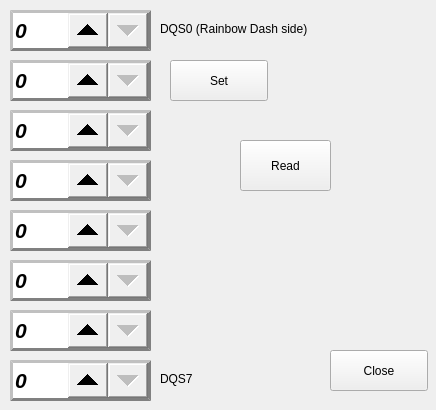
krontech/chronos-cam-app, file src/ramwindow.ui: the form before one commit.
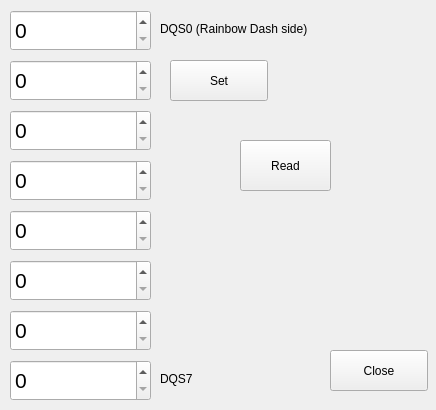
The form after the commit.

```diff
--- a/src/ramwindow.ui
+++ b/src/ramwindow.ui
@@ -63,17 +63,13 @@
    <property name="font">
     <font>
      <pointsize>16</pointsize>
-     <weight>75</weight>
-     <italic>true</italic>
-     <bold>true</bold>
+     <weight>50</weight>
+     <italic>false</italic>
+     <bold>false</bold>
     </font>
    </property>
    <property name="styleSheet">
-    <string notr="true">QSpinBox { border: 3px outset grey;padding-right: 40px;}  
-
-QSpinBox::up-button { subcontrol-position: right; right: 40px; width: 40px; height: 35px;}
-
-QSpinBox::down-button { subcontrol-position: right; width: 40px; height: 35px;}</string>
+    <string notr="true"/>
    </property>
   </widget>
   <widget class="QSpinBox" name="spinRPT1">
@@ -100,17 +96,13 @@
    <property name="font">
     <font>
      <pointsize>16</pointsize>
-     <weight>75</weight>
-     <italic>true</italic>
-     <bold>true</bold>
+     <weight>50</weight>
+     <italic>false</italic>
+     <bold>false</bold>
     </font>
    </property>
    <property name="styleSheet">
-    <string notr="true">QSpinBox { border: 3px outset grey;padding-right: 40px;}  
-
-QSpinBox::up-button { subcontrol-position: right; right: 40px; width: 40px; height: 35px;}
-
-QSpinBox::down-button { subcontrol-position: right; width: 40px; height: 35px;}</string>
+    <string notr="true"/>
    </property>
   </widget>
   <widget class="QSpinBox" name="spinRPT2">
@@ -137,17 +129,13 @@
    <property name="font">
     <font>
      <pointsize>16</pointsize>
-     <weight>75</weight>
-     <italic>true</italic>
-     <bold>true</bold>
+     <weight>50</weight>
+     <italic>false</italic>
+     <bold>false</bold>
     </font>
    </property>
    <property name="styleSheet">
-    <string notr="true">QSpinBox { border: 3px outset grey;padding-right: 40px;}  
-
-QSpinBox::up-button { subcontrol-position: right; right: 40px; width: 40px; height: 35px;}
-
-QSpinBox::down-button { subcontrol-position: right; width: 40px; height: 35px;}</string>
+    <string notr="true"/>
    </property>
   </widget>
   <widget class="QSpinBox" name="spinRPT3">
@@ -174,17 +162,13 @@
    <property name="font">
     <font>
      <pointsize>16</pointsize>
-     <weight>75</weight>
-     <italic>true</italic>
-     <bold>true</bold>
+     <weight>50</weight>
+     <italic>false</italic>
+     <bold>false</bold>
     </font>
    </property>
    <property name="styleSheet">
-    <string notr="true">QSpinBox { border: 3px outset grey;padding-right: 40px;}  
-
-QSpinBox::up-button { subcontrol-position: right; right: 40px; width: 40px; height: 35px;}
-
-QSpinBox::down-button { subcontrol-position: right; width: 40px; height: 35px;}</string>
+    <string notr="true"/>
    </property>
   </widget>
   <widget class="QSpinBox" name="spinRPT4">
@@ -211,17 +195,13 @@
    <property name="font">
     <font>
      <pointsize>16</pointsize>
-     <weight>75</weight>
-     <italic>true</italic>
-     <bold>true</bold>
+     <weight>50</weight>
+     <italic>false</italic>
+     <bold>false</bold>
     </font>
    </property>
    <property name="styleSheet">
-    <string notr="true">QSpinBox { border: 3px outset grey;padding-right: 40px;}  
-
-QSpinBox::up-button { subcontrol-position: right; right: 40px; width: 40px; height: 35px;}
-
-QSpinBox::down-button { subcontrol-position: right; width: 40px; height: 35px;}</string>
+    <string notr="true"/>
    </property>
   </widget>
   <widget class="QSpinBox" name="spinRPT5">
@@ -248,17 +228,13 @@
    <property name="font">
     <font>
      <pointsize>16</pointsize>
-     <weight>75</weight>
-     <italic>true</italic>
-     <bold>true</bold>
+     <weight>50</weight>
+     <italic>false</italic>
+     <bold>false</bold>
     </font>
    </property>
    <property name="styleSheet">
-    <string notr="true">QSpinBox { border: 3px outset grey;padding-right: 40px;}  
-
-QSpinBox::up-button { subcontrol-position: right; right: 40px; width: 40px; height: 35px;}
-
-QSpinBox::down-button { subcontrol-position: right; width: 40px; height: 35px;}</string>
+    <string notr="true"/>
    </property>
   </widget>
   <widget class="QSpinBox" name="spinRPT6">
@@ -285,17 +261,13 @@
    <property name="font">
     <font>
      <pointsize>16</pointsize>
-     <weight>75</weight>
-     <italic>true</italic>
-     <bold>true</bold>
+     <weight>50</weight>
+     <italic>false</italic>
+     <bold>false</bold>
     </font>
    </property>
    <property name="styleSheet">
-    <string notr="true">QSpinBox { border: 3px outset grey;padding-right: 40px;}  
-
-QSpinBox::up-button { subcontrol-position: right; right: 40px; width: 40px; height: 35px;}
-
-QSpinBox::down-button { subcontrol-position: right; width: 40px; height: 35px;}</string>
+    <string notr="true"/>
    </property>
   </widget>
   <widget class="QSpinBox" name="spinRPT7">
@@ -322,17 +294,13 @@
    <property name="font">
     <font>
      <pointsize>16</pointsize>
-     <weight>75</weight>
-     <italic>true</italic>
-     <bold>true</bold>
+     <weight>50</weight>
+     <italic>false</italic>
+     <bold>false</bold>
     </font>
    </property>
    <property name="styleSheet">
-    <string notr="true">QSpinBox { border: 3px outset grey;padding-right: 40px;}  
-
-QSpinBox::up-button { subcontrol-position: right; right: 40px; width: 40px; height: 35px;}
-
-QSpinBox::down-button { subcontrol-position: right; width: 40px; height: 35px;}</string>
+    <string notr="true"/>
    </property>
   </widget>
   <widget class="QLabel" name="label">
```
